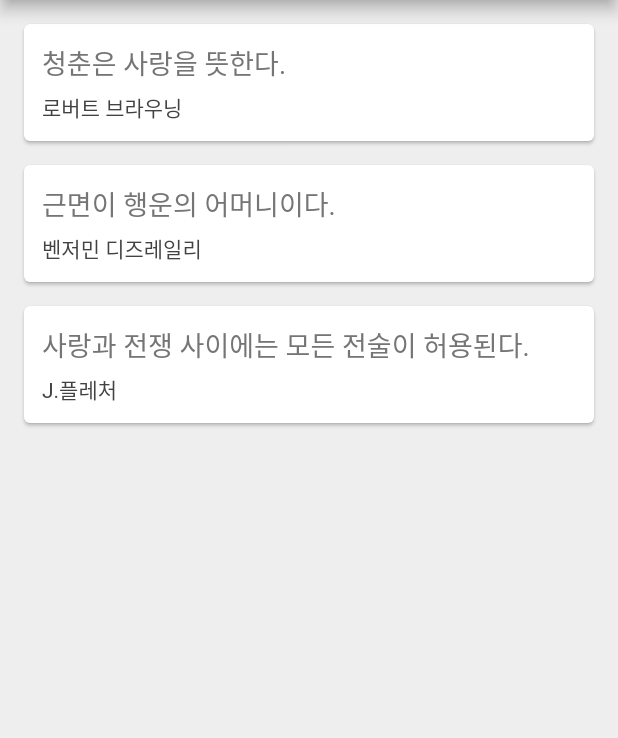
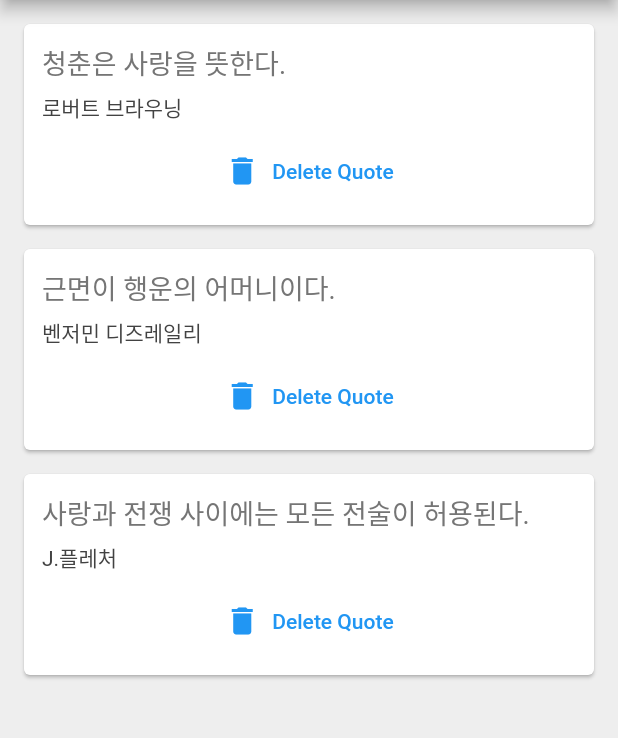
Before and after one commit to wold21/quote_pratice_flutter, a Flutter app: the screen it shows after launch, on a phone screen of 412 x 824 dp, the part 84-822 px from its top. Run offline on Flutter 3.47's test engine with Material 2 defaults, Android fonts, the phone set to English and light mode, and no system bars.

Commit message:
delete function

```diff
--- a/lib/main.dart
+++ b/lib/main.dart
@@ -1,5 +1,6 @@
 import 'package:flutter/material.dart';
 import 'quote.dart';
+import 'quote_card.dart';
 
 void main() => runApp(MaterialApp(
       home: QuoteList(),
@@ -19,10 +20,6 @@ class _QuoteListState extends State<QuoteList> {
     Quote(author: "J.플레처", text: "사랑과 전쟁 사이에는 모든 전술이 허용된다."),
   ];
 
-  Widget quoteTemplate(quote) {
-    return QuoteCard(quote: quote);
-  }
-
   @override
   Widget build(BuildContext context) {
     return Scaffold(
@@ -32,39 +29,16 @@ class _QuoteListState extends State<QuoteList> {
         backgroundColor: Colors.brown,
       ),
       body: Column(
-        children: quotes.map((quote) => quoteTemplate(quote)).toList(),
+        children: quotes
+            .map((quote) => QuoteCard(
+                quote: quote,
+                delete: () {
+                  setState(() {
+                    quotes.remove(quote);
+                  });
+                }))
+            .toList(),
       ),
     );
   }
 }
-
-class QuoteCard extends StatelessWidget {
-  final Quote? quote;
-  QuoteCard({this.quote});
-
-  @override
-  Widget build(BuildContext context) {
-    return Card(
-      margin: EdgeInsets.fromLTRB(16.0, 16.0, 16.0, 0.0),
-      child: Padding(
-        padding: const EdgeInsets.all(12.0),
-        child: Column(
-          crossAxisAlignment: CrossAxisAlignment.stretch,
-          children: [
-            Text(
-              '${quote?.text}',
-              style: TextStyle(fontSize: 18.0, color: Colors.grey[600]),
-            ),
-            SizedBox(
-              height: 6.0,
-            ),
-            Text(
-              '${quote?.author}',
-              style: TextStyle(fontSize: 14.0, color: Colors.grey[800]),
-            ),
-          ],
-        ),
-      ),
-    );
-  }
-}
--- /dev/null
+++ b/lib/quote_card.dart
@@ -0,0 +1,41 @@
+import 'package:flutter/material.dart';
+import 'quote.dart';
+
+class QuoteCard extends StatelessWidget {
+  final Quote? quote;
+  final Function() delete;
+  QuoteCard({this.quote, required this.delete});
+
+  @override
+  Widget build(BuildContext context) {
+    return Card(
+      margin: EdgeInsets.fromLTRB(16.0, 16.0, 16.0, 0.0),
+      child: Padding(
+        padding: const EdgeInsets.all(12.0),
+        child: Column(
+          crossAxisAlignment: CrossAxisAlignment.stretch,
+          children: [
+            Text(
+              '${quote?.text}',
+              style: TextStyle(fontSize: 18.0, color: Colors.grey[600]),
+            ),
+            SizedBox(
+              height: 6.0,
+            ),
+            Text(
+              '${quote?.author}',
+              style: TextStyle(fontSize: 14.0, color: Colors.grey[800]),
+            ),
+            SizedBox(height: 8.0),
+            TextButton.icon(
+                onPressed: () {
+                  delete();
+                },
+                icon: Icon(Icons.delete),
+                label: Text('Delete Quote'))
+          ],
+        ),
+      ),
+    );
+  }
+}
```
